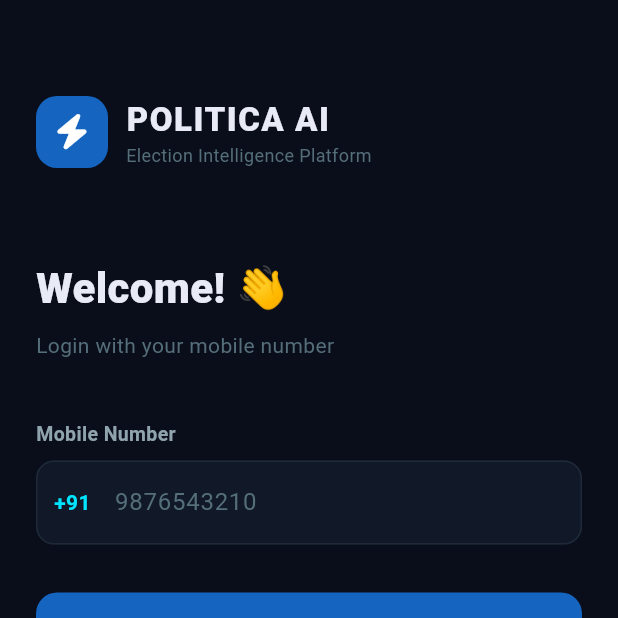
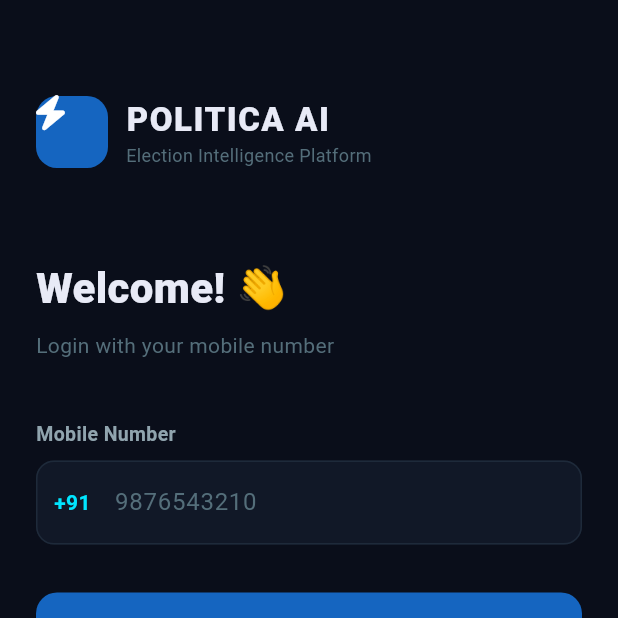
Before and after one commit to gujaratharva021-lgtm/election-frontend, a Flutter app: the LoginScreen screen opened directly, on a phone screen of 412 x 824 dp, the top half of it. Run offline on Flutter 3.47's test engine with Material 3 defaults, Android fonts, the phone set to English and light mode, and no system bars; our stand-ins replace firebase_auth, firebase_core, fl_chart, font_awesome_flutter, shared_preferences; accounts and stored records are empty; network calls fail.

Commit message:
fix: upgrade font_awesome_flutter to 11.x for compatibility with newer Flutter SDK

```diff
--- a/lib/screens/candidate_detail_screen.dart
+++ b/lib/screens/candidate_detail_screen.dart
@@ -209,7 +209,7 @@ class _CandidateDetailScreenState extends State<CandidateDetailScreen> {
     );
   }
 
-  Widget _statCard(String title, String value, IconData icon, Color color,
+  Widget _statCard(String title, String value, FaIconData icon, Color color,
       Color cardColor, Color borderColor) {
     return Expanded(
       child: Container(
--- a/lib/screens/dashboard_screen.dart
+++ b/lib/screens/dashboard_screen.dart
@@ -240,7 +240,7 @@ import 'analytics_screen.dart';
       );
     }
 
-    Widget _statCard({required String title, required String value, required String subtitle, required IconData icon, required Color color, required Color card, required Color border, required Color textMuted, required Color textPrimary}) {
+    Widget _statCard({required String title, required String value, required String subtitle, required FaIconData icon, required Color color, required Color card, required Color border, required Color textMuted, required Color textPrimary}) {
       return Expanded(
         child: Container(
           padding: const EdgeInsets.all(16),
--- a/lib/screens/insights_screen.dart
+++ b/lib/screens/insights_screen.dart
@@ -45,7 +45,7 @@ class _InsightsScreenState extends State<InsightsScreen> {
     }
   }
 
-  IconData _getIcon(String type) {
+  FaIconData _getIcon(String type) {
     switch (type) {
       case 'strength': return FontAwesomeIcons.chartLine;
       case 'opportunity': return FontAwesomeIcons.lightbulb;
--- a/lib/screens/login_screen.dart
+++ b/lib/screens/login_screen.dart
@@ -112,7 +112,7 @@ class _LoginScreenState extends State<LoginScreen> {
                       color: AppColors.primary,
                       borderRadius: BorderRadius.circular(14),
                     ),
-                    child: const Icon(FontAwesomeIcons.bolt,
+                    child: const FaIcon(FontAwesomeIcons.bolt,
                         color: Colors.white, size: 22),
                   ),
                   const SizedBox(width: 12),
--- a/lib/screens/main_screen.dart
+++ b/lib/screens/main_screen.dart
@@ -106,7 +106,7 @@
   }
 
   class _NavItem {
-    final IconData icon;
+    final FaIconData icon;
     final String label;
     _NavItem({required this.icon, required this.label});
   }
--- a/lib/screens/settings_screen.dart
+++ b/lib/screens/settings_screen.dart
@@ -225,7 +225,7 @@ class _SettingsScreenState extends State<SettingsScreen> {
   }
 
   Widget _switchCard({
-    required IconData icon,
+    required FaIconData icon,
     required String title,
     required String subtitle,
     required bool value,
--- a/pubspec.yaml
+++ b/pubspec.yaml
@@ -31,7 +31,7 @@ dependencies:
 
   # Icons
   flutter_svg: ^2.0.10+1
-  font_awesome_flutter: ^10.7.0
+  font_awesome_flutter: ^11.0.0
 
   # Storage
   shared_preferences: ^2.2.3
```
